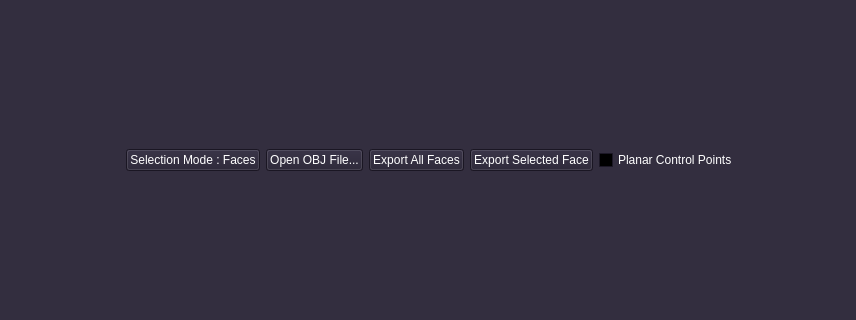
The window that src/gui/mainwindow.ui (borisbordeaux/Auto_Frac) describes before a commit, drawn with Qt 5; both pictures show x 96 to 952 and y 360 to 680 of the 1055 by 1039 pixel window.
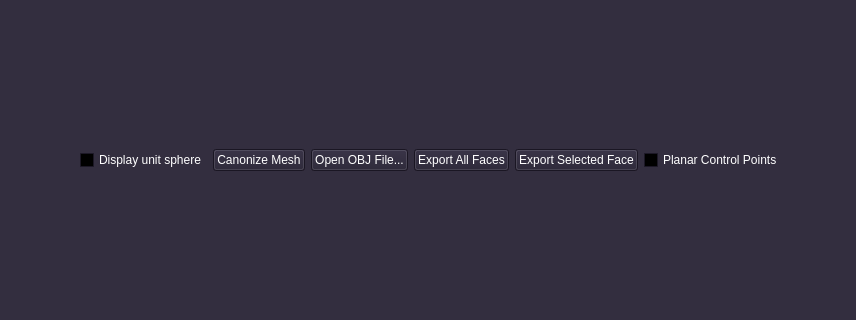
The same window after the commit. The open tabs and pages were chosen to show the change.

Commit message: Added view of unit sphere. Prepared canonization of mesh

```diff
--- a/src/gui/mainwindow.ui
+++ b/src/gui/mainwindow.ui
@@ -1576,9 +1576,16 @@
              </spacer>
             </item>
             <item>
-             <widget class="QPushButton" name="pushButton_changeSelectionMode">
+             <widget class="QCheckBox" name="checkBox_displayUnitSphere">
               <property name="text">
-               <string>Selection Mode : Faces</string>
+               <string>Display unit sphere</string>
+              </property>
+             </widget>
+            </item>
+            <item>
+             <widget class="QPushButton" name="pushButton_canonizeMesh">
+              <property name="text">
+               <string>Canonize Mesh</string>
               </property>
              </widget>
             </item>
```
Left out of the diff: 64 changed lines with no effect on the pictures. The commit also changes 13 other files.
